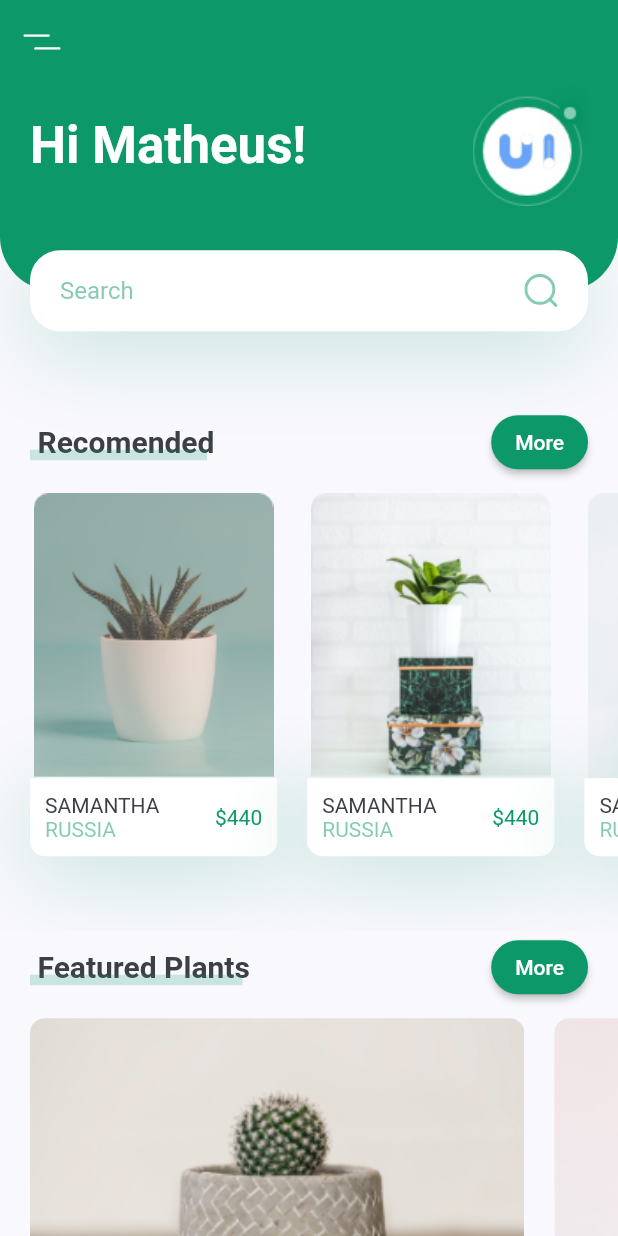
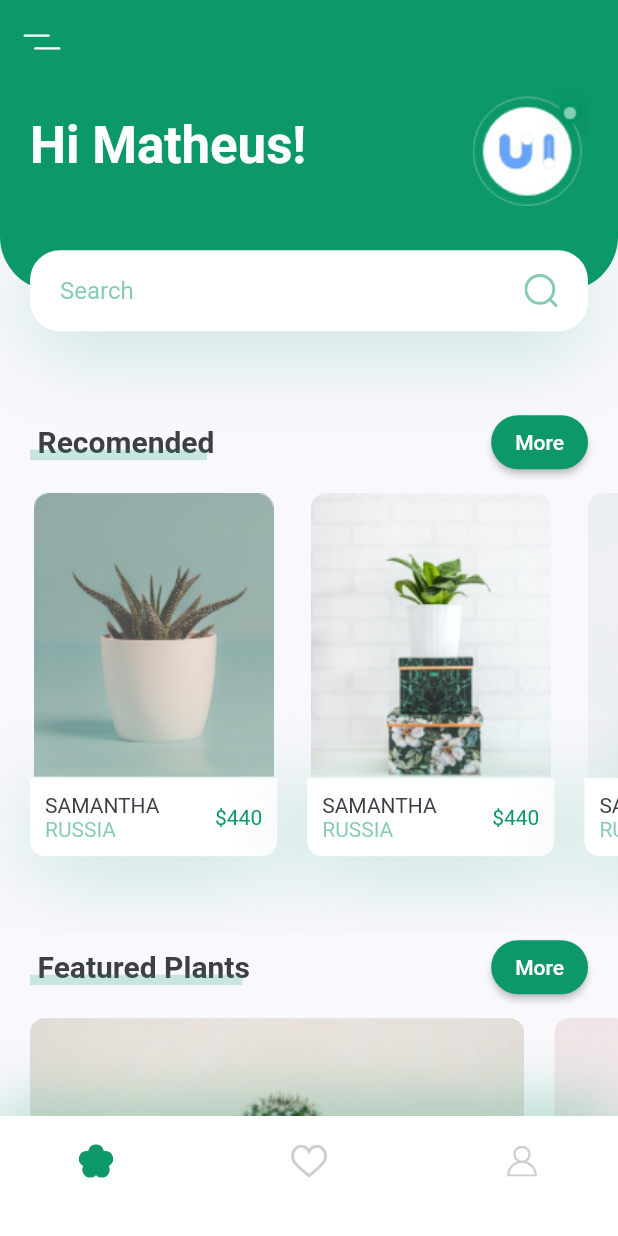
Before and after one commit to MatheusAngelicio/Plant_App, a Flutter app: the screen it shows after launch, on a phone screen of 412 x 824 dp. Run offline on Flutter 3.47's test engine with Material 2 defaults, Android fonts, the phone set to English and light mode, and no system bars; our stand-ins replace flutter_svg.

Commit message:
finalizar home

```diff
--- /dev/null
+++ b/lib/screens/home/components/bottom_nav_bar.dart
@@ -0,0 +1,53 @@
+import 'package:flutter/material.dart';
+import 'package:flutter_svg/svg.dart';
+
+import '../../../constants.dart';
+
+class BottomNavBar extends StatelessWidget {
+  const BottomNavBar({
+    super.key,
+  });
+
+  @override
+  Widget build(BuildContext context) {
+    return Container(
+      padding: EdgeInsets.only(
+          left: kDefaultPadding * 2,
+          right: kDefaultPadding * 2,
+          bottom: kDefaultPadding),
+      height: 80,
+      decoration: BoxDecoration(
+        color: Colors.white,
+        boxShadow: [
+          BoxShadow(
+              offset: Offset(0, -10),
+              blurRadius: 35,
+              color: kPrimaryColor.withOpacity(0.30)),
+        ],
+      ),
+      child: Row(
+        mainAxisAlignment: MainAxisAlignment.spaceBetween,
+        children: [
+          IconButton(
+            onPressed: () {},
+            icon: SvgPicture.asset(
+              "assets/icons/flower.svg",
+            ),
+          ),
+          IconButton(
+            onPressed: () {},
+            icon: SvgPicture.asset(
+              "assets/icons/heart-icon.svg",
+            ),
+          ),
+          IconButton(
+            onPressed: () {},
+            icon: SvgPicture.asset(
+              "assets/icons/user-icon.svg",
+            ),
+          ),
+        ],
+      ),
+    );
+  }
+}
--- a/lib/screens/home/home_screen.dart
+++ b/lib/screens/home/home_screen.dart
@@ -2,6 +2,8 @@ import 'package:flutter/material.dart';
 import 'package:flutter_svg/svg.dart';
 import 'package:plant_app/constants.dart';
 import 'package:plant_app/screens/home/components/body.dart';
+
+import 'components/bottom_nav_bar.dart';
 
 class HomeScreen extends StatelessWidget {
   @override
@@ -9,6 +11,7 @@ class HomeScreen extends StatelessWidget {
     return Scaffold(
       appBar: buildAppBar(),
       body: Body(),
+      bottomNavigationBar: BottomNavBar(),
     );
   }
 
```
